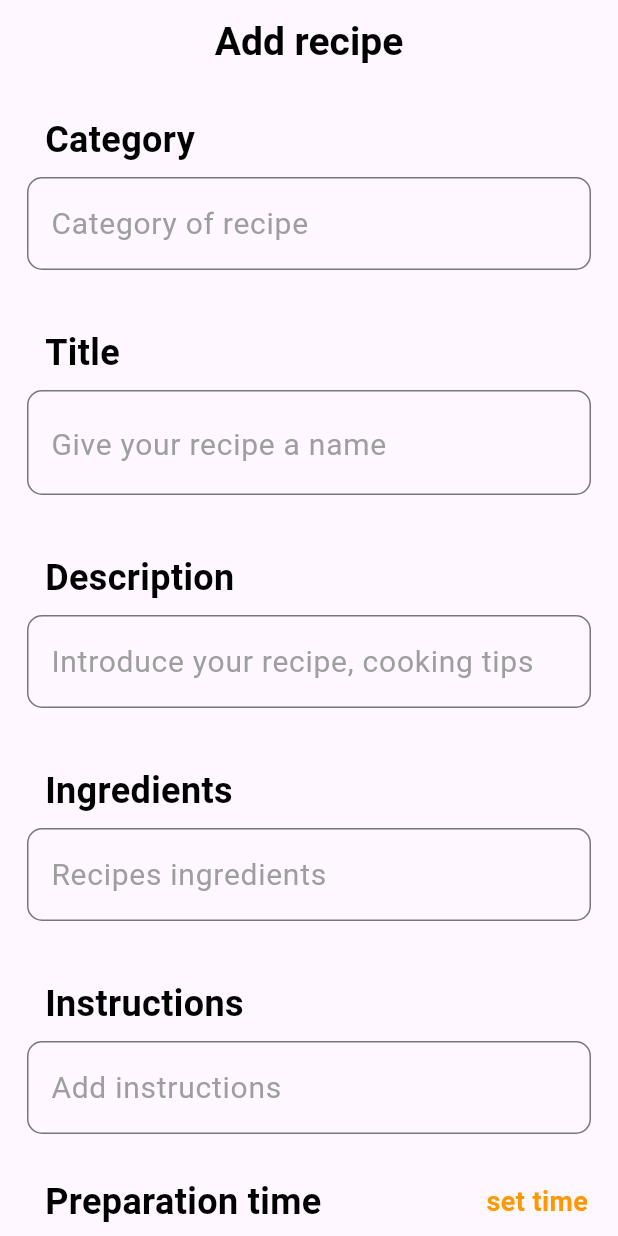
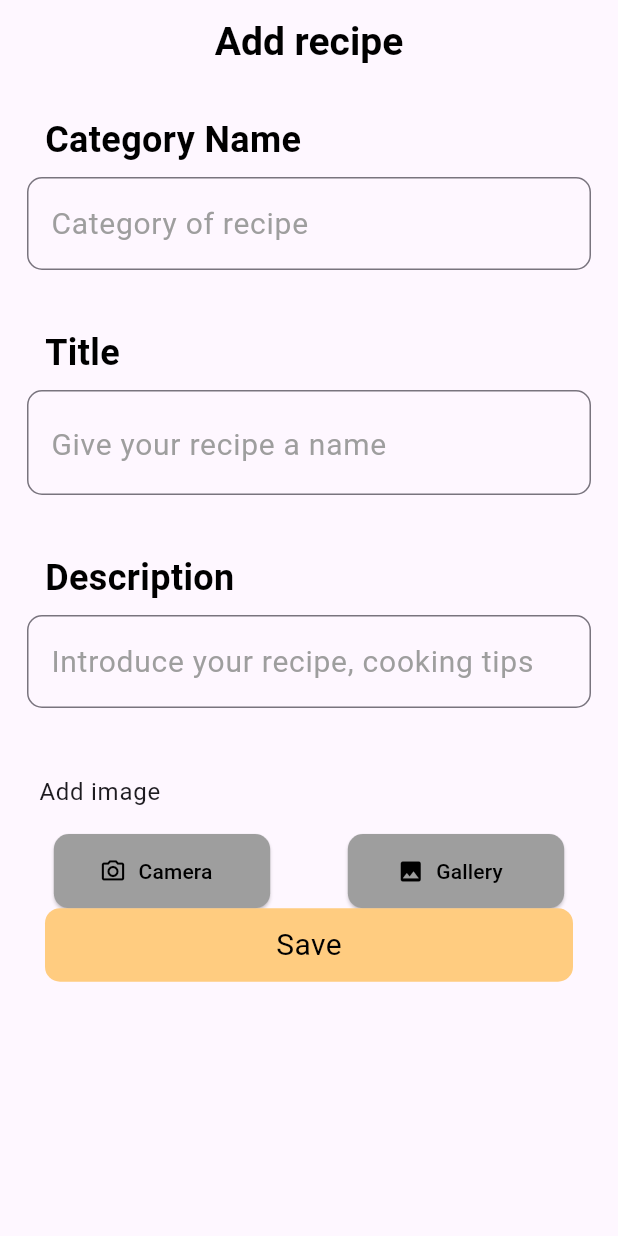
Before and after one commit to Sreejith-k-c/recipe_app, a Flutter app: the AddRecipe screen opened directly, on a phone screen of 412 x 824 dp. Run offline on Flutter 3.47's test engine with Material 3 defaults, Android fonts, the phone set to English and light mode, and no system bars; our stand-ins replace google_fonts, image_picker, introduction_screen, shared_preferences; accounts and stored records are empty.

Commit message:
post data editing

```diff
--- a/lib/app_config/app_config.dart
+++ b/lib/app_config/app_config.dart
@@ -1,6 +1,6 @@
 class AppConfig {
   //base url is set
-  static String baseurl = "http://10.11.0.173:8000/api/";
+  static String baseurl = "http://10.11.0.174:8000/api/";
   //key to store data from api function in LoginController in json format used in AppUtils to get accesskey&userid
   static const String loginData = 'logInData';
   //key to check whether the user is already registered  or not and navigate to login page on every other startup since registering.
--- /dev/null
+++ b/lib/global_widget/image_icon_button/image_icon_button.dart
@@ -0,0 +1,48 @@
+import 'package:flutter/material.dart';
+
+class ImageIconButton extends StatelessWidget {
+  final double width;
+  final double height;
+  final Function() onPressed;
+  final IconData icon;
+  final String label;
+  final Color iconColor;
+  final Color buttonColor;
+
+  const ImageIconButton({
+    // Key key,
+    required this.width,
+    required this.height,
+    required this.onPressed,
+    required this.icon,
+    required this.label,
+    this.iconColor = Colors.black,
+    this.buttonColor = Colors.grey,
+  });
+
+  // : super(key: key);
+
+  @override
+  Widget build(BuildContext context) {
+    return SizedBox(
+      width: width,
+      height: height,
+      child: ElevatedButton.icon(
+        style: ButtonStyle(
+          shape: MaterialStateProperty.all(
+            RoundedRectangleBorder(
+              borderRadius: BorderRadius.circular(10),
+            ),
+          ),
+          backgroundColor: MaterialStateProperty.all(buttonColor),
+        ),
+        onPressed: onPressed,
+        icon: Icon(icon, color: iconColor),
+        label: Text(
+          label,
+          style: TextStyle(color: Colors.black),
+        ),
+      ),
+    );
+  }
+}
--- a/lib/presentation/add_recipe/view/add_recipe.dart
+++ b/lib/presentation/add_recipe/view/add_recipe.dart
@@ -1,17 +1,46 @@
+import 'dart:io';
+
 import 'package:flutter/material.dart';
+import 'package:image_picker/image_picker.dart';
 import 'package:provider/provider.dart';
 import 'package:recipe_app/presentation/add_recipe/controller/add_recipe_controller.dart';
 
-class AddRecipe extends StatelessWidget {
+import '../../../global_widget/image_icon_button/image_icon_button.dart';
+
+class AddRecipe extends StatefulWidget {
   AddRecipe({super.key});
+
+  @override
+  State<AddRecipe> createState() => _AddRecipeState();
+}
+
+class _AddRecipeState extends State<AddRecipe> {
   final TextEditingController titleController = TextEditingController();
+
   final TextEditingController descriptionController = TextEditingController();
+
   final TextEditingController categoryController = TextEditingController();
-  final TextEditingController ingridientController = TextEditingController();
+
+  final TextEditingController ingredientController = TextEditingController();
+
   final TextEditingController instructionsController = TextEditingController();
+
+  File? image;
+  Duration duration = Duration(hours: 2, minutes: 30);
+
+  Future<void> _getImage(ImageSource source) async {
+    final pickedFile = await ImagePicker().pickImage(source: source);
+    if (pickedFile != null) {
+      setState(() {
+        image = File(pickedFile.path);
+      });
+    }
+  }
 
   @override
   Widget build(BuildContext context) {
+    var devHeight = MediaQuery.of(context).size.height;
+    var devWidth = MediaQuery.of(context).size.width;
     return Scaffold(
       appBar: AppBar(
         leading: Container(),
@@ -34,7 +63,7 @@ class AddRecipe extends StatelessWidget {
               Padding(
                 padding: EdgeInsets.only(left: 20),
                 child: Text(
-                  'Category',
+                  'Category Name',
                   style: TextStyle(
                     color: Colors.black,
                     fontSize: 24,
@@ -133,6 +162,7 @@ class AddRecipe extends StatelessWidget {
                   ),
                 ),
               ),
+              /*
               SizedBox(
                 height: 30,
               ),
@@ -152,7 +182,7 @@ class AddRecipe extends StatelessWidget {
                 child: TextField(
                   minLines: 1,
                   maxLines: 50,
-                  controller: ingridientController,
+                  controller: ingredientController,
                   style: TextStyle(
                     fontSize: 20,
                   ),
@@ -233,13 +263,48 @@ class AddRecipe extends StatelessWidget {
                   ),
                 ],
               ),
+              */
               SizedBox(height: 20),
+              ListTile(
+                title: Text("Add image"),
+              ),
+              Row(
+                mainAxisAlignment: MainAxisAlignment.spaceAround,
+                children: [
+                  ImageIconButton(
+                      width: devWidth * 0.35,
+                      height: devHeight * 0.06,
+                      onPressed: () => _getImage(ImageSource.camera),
+                      icon: Icons.camera_alt_outlined,
+                      label: 'Camera'),
+                  ImageIconButton(
+                      width: devWidth * 0.35,
+                      height: devHeight * 0.06,
+                      onPressed: () => _getImage(ImageSource.gallery),
+                      icon: Icons.photo,
+                      label: 'Gallery'),
+                ],
+              ),
+              image != null
+                  ? Container(
+                      margin: EdgeInsets.symmetric(vertical: 20),
+                      height: 200,
+                      width: 200,
+                      child: Image.file(
+                        image!,
+                        fit: BoxFit.cover,
+                      ),
+                    )
+                  : SizedBox(),
               InkWell(
                 onTap: () {
-                  Provider.of<AddRecipeController>(context).onRecipeAdd(
-                      categoryController.text,
-                      titleController.text,
-                      descriptionController.text);
+                  Provider.of<AddRecipeController>(context, listen: false)
+                      .onRecipeAdd(
+                          categoryName: categoryController.text,
+                          title: titleController.text,
+                          desc: descriptionController.text,
+                          image: image,
+                          cookTime:  '${duration.inHours}hr ${duration.inMinutes.remainder(60)}min');
                 },
                 child: Container(
                   width: double.infinity,
--- a/pubspec.yaml
+++ b/pubspec.yaml
@@ -42,6 +42,7 @@ dependencies:
   http: ^1.2.1
   get: ^4.6.6
   google_fonts: ^6.2.1
+  image_picker: ^1.0.7
 
 dev_dependencies:
   flutter_test:
```
Also changed, not shown: lib/presentation/add_recipe/controller/add_recipe_controller.dart (+119 -11 lines), pubspec.lock, 5 other files.
